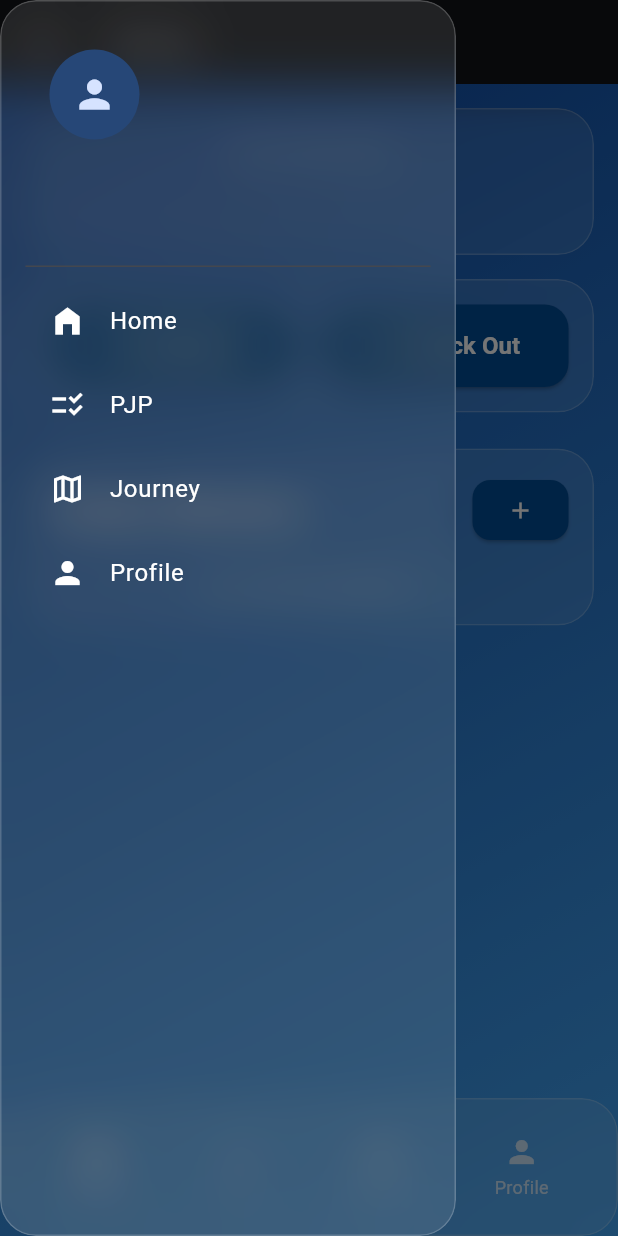
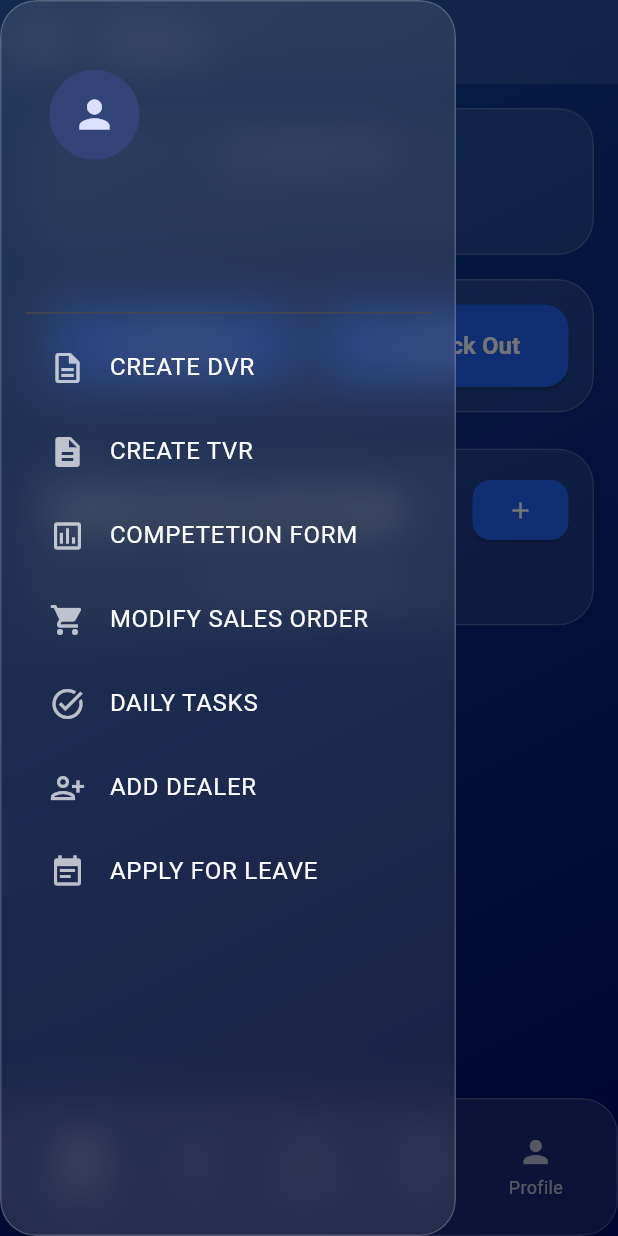
Before and after one commit to habibieebhy/assetarchiverflutter, a Flutter app: the NavScreen screen opened directly with empty values, with the side drawer open, on a phone screen of 412 x 824 dp. Run offline on Flutter 3.47's test engine with Material 3 defaults, Android fonts, the phone set to English and light mode, and no system bars; our stand-ins replace flutter_animate, google_fonts.

Commit message:
HOME PAGE LAYOUT complete

```diff
--- a/lib/main.dart
+++ b/lib/main.dart
@@ -19,7 +19,7 @@ class MyApp extends StatelessWidget {
   @override
   Widget build(BuildContext context) {
     // A modern, clean blue for a Facebook/Android feel
-    final modernBlue = const Color.fromARGB(255, 0, 76, 151);
+    final modernBlue = const Color.fromARGB(255, 35, 103, 251);
 
     return MaterialApp(
       debugShowCheckedModeBanner: false,
--- a/lib/models/employee_model.dart
+++ b/lib/models/employee_model.dart
@@ -46,6 +46,25 @@ class Employee {
     );
   }
 
+  // --- ADDED: The copyWith method to allow merging data from the two API calls ---
+  Employee copyWith({
+    String? id,
+    String? firstName,
+    String? lastName,
+    String? email,
+    String? loginId,
+    String? companyName,
+  }) {
+    return Employee(
+      id: id ?? this.id,
+      firstName: firstName ?? this.firstName,
+      lastName: lastName ?? this.lastName,
+      email: email ?? this.email,
+      loginId: loginId ?? this.loginId,
+      companyName: companyName ?? this.companyName,
+    );
+  }
+
   /// Converts the Employee instance into a JSON map for local storage.
   Map<String, dynamic> toJson() => {
         "id": id,
--- a/lib/screens/employee_management/employee_dashboard_screen.dart
+++ b/lib/screens/employee_management/employee_dashboard_screen.dart
@@ -66,7 +66,7 @@ class _EmployeeDashboardScreenState extends State<EmployeeDashboardScreen> {
         // Maintain the same background gradient for a consistent app feel.
         decoration: const BoxDecoration(
           gradient: LinearGradient(
-            colors: [Color(0xFF0D47A1), Color(0xFF42A5F5)],
+            colors: [Color(0xFF0D47A1), Color.fromARGB(255, 2, 10, 103)],
             begin: Alignment.topLeft,
             end: Alignment.bottomRight,
           ),
@@ -153,7 +153,7 @@ class _EmployeeDashboardScreenState extends State<EmployeeDashboardScreen> {
                             mainAxisAlignment: MainAxisAlignment.spaceBetween,
                             children: [
                               Text(
-                                "Today's Missions",
+                                "Active & Up-comin' Pjp's",
                                 style: textTheme.titleLarge?.copyWith(
                                   fontWeight: FontWeight.bold,
                                   color: Colors.white,
--- a/lib/screens/nav_screen.dart
+++ b/lib/screens/nav_screen.dart
@@ -1,6 +1,7 @@
+import 'dart:ui';
 import 'package:assetarchiverflutter/models/employee_model.dart';
 import 'package:assetarchiverflutter/screens/employee_management/employee_dashboard_screen.dart';
-import 'package:assetarchiverflutter/widgets/reusableglasscard.dart'; // IMPORTED: Your custom glass card
+import 'package:assetarchiverflutter/widgets/reusableglasscard.dart';
 import 'package:flutter/material.dart';
 
 class NavScreen extends StatefulWidget {
@@ -19,13 +20,16 @@ class _NavScreenState extends State<NavScreen> {
   @override
   void initState() {
     super.initState();
+    // FIXED: The list of pages now has 5 items to match the BottomNavigationBar.
     _pages = [
       EmployeeDashboardScreen(employee: widget.employee),
       const _PlaceholderScreen(title: 'PJP'),
+      const _PlaceholderScreen(title: 'Sales Order'), // ADDED
       const _PlaceholderScreen(title: 'Journey'),
       const _PlaceholderScreen(title: 'Profile'),
     ];
-    _pageTitles = ['Home', 'PJP', 'Journey', 'Profile'];
+    // FIXED: The titles list now also has 5 items.
+    _pageTitles = ['Home', 'PJP', 'Sales Order', 'Journey', 'Profile'];
   }
 
   void _onItemTapped(int index) {
@@ -37,37 +41,46 @@ class _NavScreenState extends State<NavScreen> {
   @override
   Widget build(BuildContext context) {
     return Scaffold(
+      extendBodyBehindAppBar: true,
       extendBody: true,
       appBar: AppBar(
         title: Text(_pageTitles[_selectedIndex]),
         backgroundColor: Colors.transparent,
         elevation: 0,
+        flexibleSpace: ClipRRect(
+          child: BackdropFilter(
+            filter: ImageFilter.blur(sigmaX: 15.0, sigmaY: 15.0),
+            child: Container(
+              color: Colors.white.withAlpha(26),
             ),
-      // REFACTORED: Now uses the LiquidGlassCard widget
+          ),
+        ),
+      ),
       drawer: _buildGlassDrawer(),
       body: _pages[_selectedIndex],
-      // REFACTORED: Now uses the LiquidGlassCard widget
       bottomNavigationBar: _buildGlassNavBar(),
     );
   }
 
-  // --- REFACTORED: The Side Drawer now uses your LiquidGlassCard ---
   Widget _buildGlassDrawer() {
     return Drawer(
-      // The drawer's own background must be transparent
       backgroundColor: Colors.transparent,
       elevation: 0,
       child: LiquidGlassCard(
         child: ListView(
           padding: EdgeInsets.zero,
           children: [
-            DrawerHeader(
+            // FIXED: Wrapped the DrawerHeader in a SizedBox to give it more height
+            // and resolve the overflow error.
+            SizedBox(
+              height: 200,
+              child: DrawerHeader(
                 decoration: const BoxDecoration(
-                // A slightly different color to distinguish the header
                   color: Colors.transparent,
                 ),
                 child: Column(
                   crossAxisAlignment: CrossAxisAlignment.start,
+                  mainAxisAlignment: MainAxisAlignment.center,
                   children: [
                     const CircleAvatar(radius: 30, child: Icon(Icons.person, size: 30)),
                     const SizedBox(height: 10),
@@ -79,42 +92,54 @@ class _NavScreenState extends State<NavScreen> {
                       widget.employee.email ?? '',
                       style: Theme.of(context).textTheme.bodyMedium?.copyWith(color: Colors.white70),
                     ),
+                    Text(
+                      widget.employee.companyName ?? '',
+                      style: Theme.of(context).textTheme.bodyMedium?.copyWith(color: Colors.white),
+                    )
                   ],
                 ),
               ),
-            _buildDrawerItem(icon: Icons.home_filled, text: 'Home', index: 0),
-            _buildDrawerItem(icon: Icons.checklist_rtl, text: 'PJP', index: 1),
-            _buildDrawerItem(icon: Icons.map_outlined, text: 'Journey', index: 2),
-            _buildDrawerItem(icon: Icons.person, text: 'Profile', index: 3),
+            ),
+            // FIXED: These items are now treated as independent actions and
+            // use a different helper method.
+            _buildDrawerActionItem(icon: Icons.description_outlined, text: 'CREATE DVR'),
+            _buildDrawerActionItem(icon: Icons.description, text: 'CREATE TVR'),
+            _buildDrawerActionItem(icon: Icons.assessment_outlined, text: 'COMPETETION FORM'),
+            _buildDrawerActionItem(icon: Icons.shopping_cart, text: 'MODIFY SALES ORDER'),
+            _buildDrawerActionItem(icon: Icons.task_alt, text: 'DAILY TASKS'),
+            _buildDrawerActionItem(icon: Icons.person_add_alt, text: 'ADD DEALER'),
+            _buildDrawerActionItem(icon: Icons.event_note, text: 'APPLY FOR LEAVE'),
           ],
         ),
       ),
     );
   }
 
-  // Helper method for drawer items, unchanged.
-  Widget _buildDrawerItem({required IconData icon, required String text, required int index}) {
+  // FIXED: This helper is now for actions that DO NOT change the page.
+  Widget _buildDrawerActionItem({required IconData icon, required String text}) {
     return ListTile(
-      leading: Icon(icon, color: Colors.white),
+      leading: Icon(icon, color: Colors.white70),
       title: Text(text, style: const TextStyle(color: Colors.white)),
       onTap: () {
-        _onItemTapped(index);
         Navigator.pop(context); // Close the drawer
+        // Show a message for now. You can add navigation logic here later.
+        ScaffoldMessenger.of(context).showSnackBar(
+          SnackBar(content: Text('$text tapped')),
+        );
       },
     );
   }
 
-  // --- REFACTORED: The Bottom Nav Bar now uses your LiquidGlassCard ---
   Widget _buildGlassNavBar() {
-    // We wrap the BottomNavigationBar in your custom card.
     return LiquidGlassCard(
       child: BottomNavigationBar(
-        // The bar's own background must be transparent to let the glass effect show.
         backgroundColor: Colors.transparent,
-        elevation: 0, // Remove the shadow.
+        elevation: 0,
         items: const <BottomNavigationBarItem>[
           BottomNavigationBarItem(icon: Icon(Icons.home_filled), label: 'Home'),
           BottomNavigationBarItem(icon: Icon(Icons.checklist_rtl), label: 'PJP'),
+          // Your new "Sales Order" tab
+          BottomNavigationBarItem(icon: Icon(Icons.shopping_cart_outlined), label: 'Sales Order'),
           BottomNavigationBarItem(icon: Icon(Icons.map_outlined), label: 'Journey'),
           BottomNavigationBarItem(icon: Icon(Icons.person), label: 'Profile'),
         ],
@@ -129,7 +154,6 @@ class _NavScreenState extends State<NavScreen> {
   }
 }
 
-// Placeholder screen, unchanged.
 class _PlaceholderScreen extends StatelessWidget {
   final String title;
   const _PlaceholderScreen({required this.title});
```
Also changed, not shown: lib/api/auth_service.dart (+43 -52 lines). Lines whose indentation alone changed are shown as unchanged.
